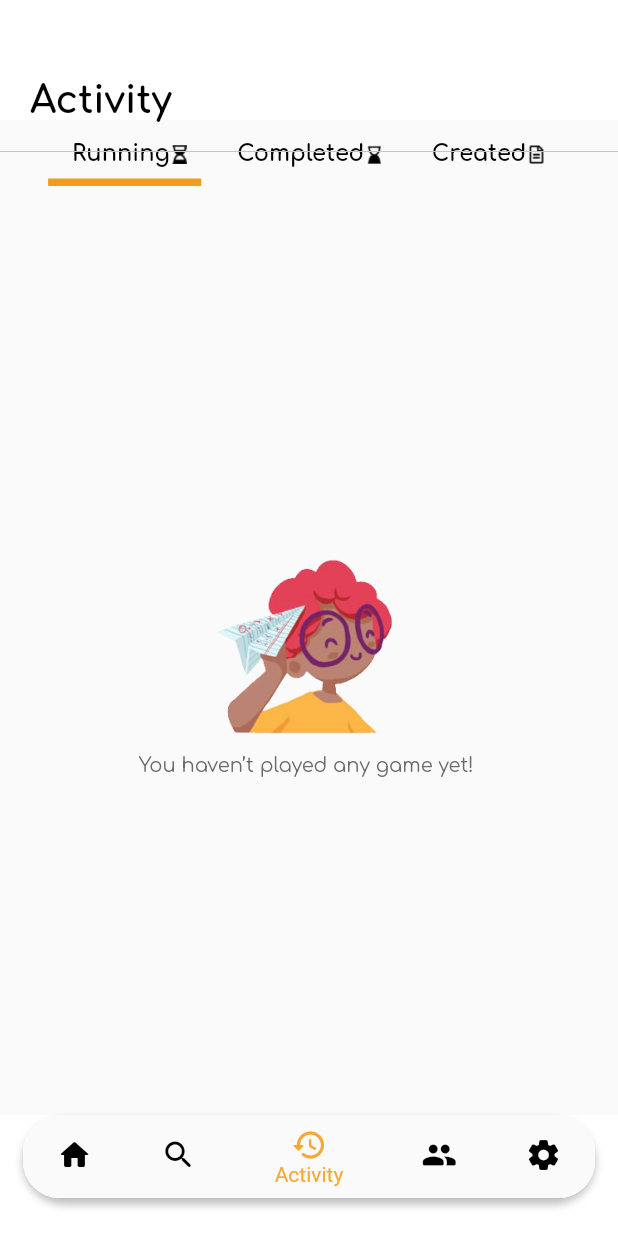
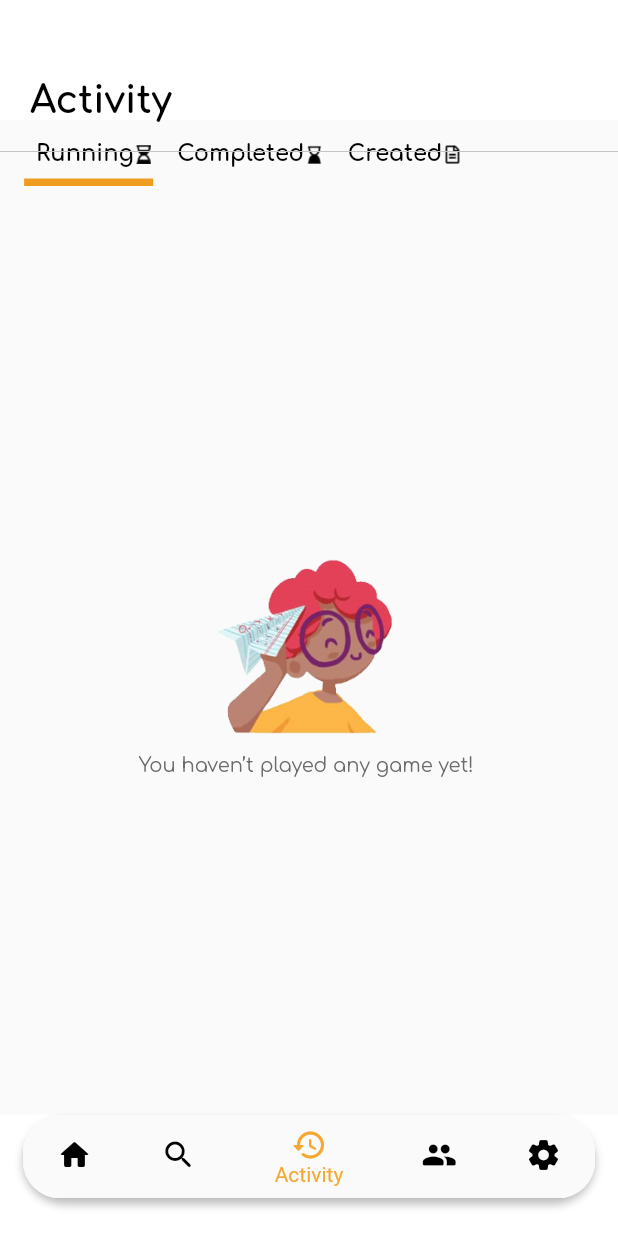
Before and after one commit to ngluutu/MobileApp_Group5, a Flutter app: the screen it shows after launch, item 3 of the bottom bar chosen, on a phone screen of 412 x 824 dp. Run offline on Flutter 3.47's test engine with Material 2 defaults, Android fonts, the phone set to English and light mode, and no system bars; our stand-ins replace get, google_fonts.

Commit message:
update activity tab bar

```diff
--- a/app_quizziz/lib/activity_new.dart
+++ b/app_quizziz/lib/activity_new.dart
@@ -29,7 +29,8 @@
                   ),
                   insets: EdgeInsets.only(left: 0, right: 8, bottom: 4)),
               isScrollable: true,
-
+              labelPadding: EdgeInsets.symmetric(horizontal: 8.0),
+              padding: EdgeInsets.only(right: 80),
               tabs: [
                 Tab(
                     child: Row(
```
